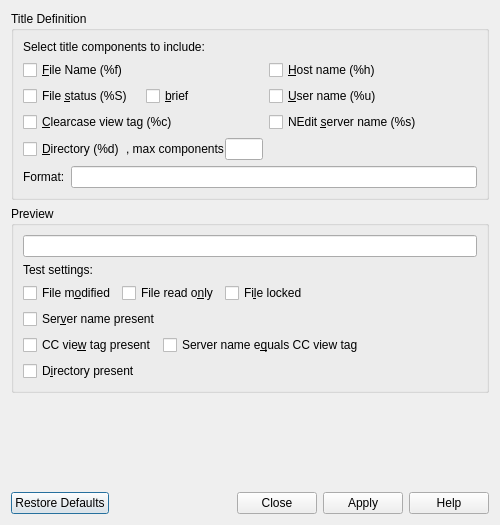
Qt form src/DialogWindowTitle.ui (eteran/nedit-ng) before a commit.
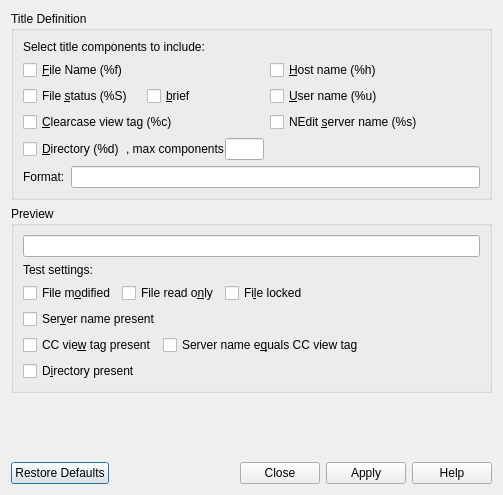
The same form after that commit.

```diff
--- a/src/DialogWindowTitle.ui
+++ b/src/DialogWindowTitle.ui
@@ -6,8 +6,8 @@
    <rect>
     <x>0</x>
     <y>0</y>
-    <width>500</width>
-    <height>525</height>
+    <width>503</width>
+    <height>495</height>
    </rect>
   </property>
   <property name="windowTitle">
```
